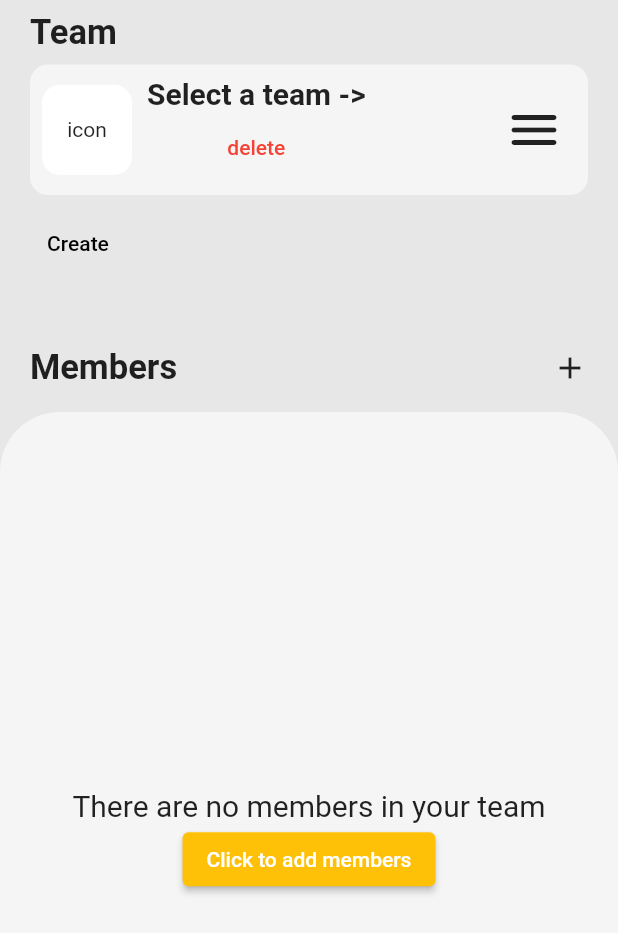
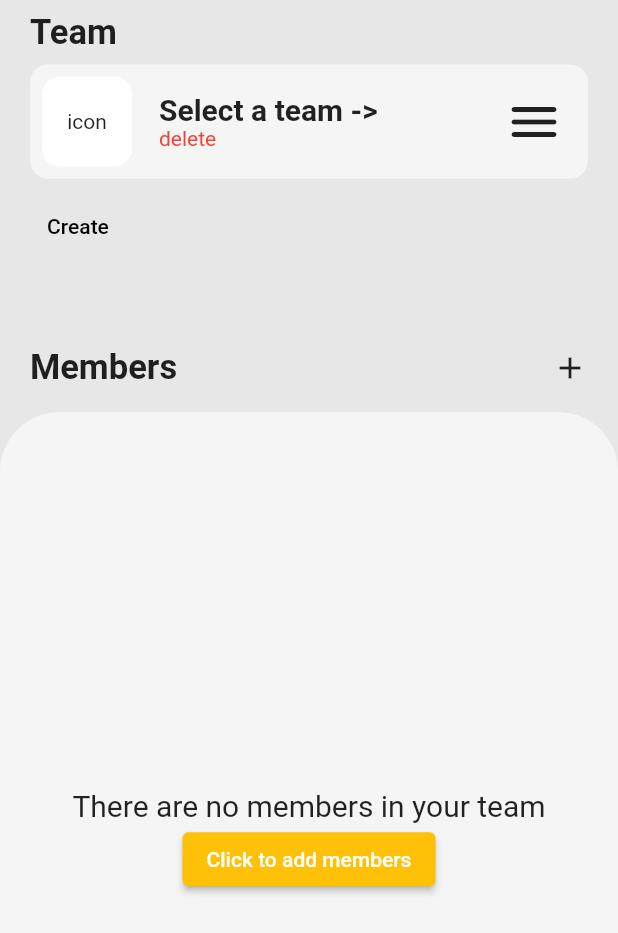
Before and after one commit to Blasix/group_planner_app, a Flutter app: the TeamScreen screen opened directly, on a phone screen of 412 x 824 dp. Shown: the top 933 px of the screen. Run offline on Flutter 3.47's test engine with Material 2 defaults, Android fonts, the phone set to English and light mode, and no system bars; our stand-ins replace awesome_snackbar_content, cloud_firestore, firebase_auth, firebase_core, firebase_storage, flutter_spinkit and 6 more; accounts and stored records are empty.

```diff
--- a/lib/screens/auth/login.dart
+++ b/lib/screens/auth/login.dart
@@ -2,10 +2,10 @@ import 'package:awesome_snackbar_content/awesome_snackbar_content.dart';
 import 'package:firebase_auth/firebase_auth.dart';
 import 'package:flutter/material.dart';
 import 'package:group_planner_app/consts/loading_manager.dart';
+import 'package:group_planner_app/fetch.dart';
 import 'package:group_planner_app/screens/auth/other_button.dart';
 import 'package:group_planner_app/screens/auth/recovery_password.dart';
 import 'package:group_planner_app/screens/auth/register.dart';
-import 'package:group_planner_app/screens/btm_bar.dart';
 import 'package:form_validator/form_validator.dart';
 
 import '../../consts/firebase_consts.dart';
@@ -41,7 +41,7 @@ class _LoginScreenState extends State<LoginScreen> {
         );
         Navigator.of(context).pushReplacement(
           MaterialPageRoute(
-            builder: (context) => const BottomBarScreen(),
+            builder: (context) => const Fetch(),
           ),
         );
       } on FirebaseException catch (error) {
--- a/lib/screens/auth/register.dart
+++ b/lib/screens/auth/register.dart
@@ -8,8 +8,8 @@ import 'package:group_planner_app/screens/auth/login.dart';
 import 'package:group_planner_app/screens/auth/recovery_password.dart';
 
 import '../../consts/firebase_consts.dart';
+import '../../fetch.dart';
 import '../../services/global_methods.dart';
-import '../btm_bar.dart';
 import 'other_button.dart';
 
 class RegisterScreen extends StatefulWidget {
@@ -69,7 +69,7 @@ class _RegisterScreenState extends State<RegisterScreen> {
         });
         Navigator.of(context).pushReplacement(
           MaterialPageRoute(
-            builder: (context) => const BottomBarScreen(),
+            builder: (context) => const Fetch(),
           ),
         );
       } on FirebaseException catch (error) {
--- a/lib/screens/team.dart
+++ b/lib/screens/team.dart
@@ -150,23 +150,30 @@ class _TeamScreenState extends State<TeamScreen> {
                                 const SizedBox(
                                   width: 10,
                                 ),
-                                Column(
-                                  mainAxisAlignment:
-                                      MainAxisAlignment.spaceBetween,
+                                SizedBox(
+                                  width: 200,
+                                  child: Padding(
+                                    padding: const EdgeInsets.only(left: 8.0),
+                                    child: Column(
+                                      crossAxisAlignment:
+                                          CrossAxisAlignment.start,
                                       children: [
-                                    Text(
+                                        FittedBox(
+                                          fit: BoxFit.fitWidth,
+                                          child: Text(
                                             selectedTeam.name,
                                             style: kTitleTextStyle,
                                           ),
+                                        ),
                                         Visibility(
-                                        visible:
-                                            (selectedTeam.leader == user!.uid),
-                                        child: TextButton(
-                                          onPressed: () {
+                                            visible: (selectedTeam.leader ==
+                                                user!.uid),
+                                            child: InkWell(
+                                              onTap: () {
                                                 GlobalMethods.confirm(
                                                     context: context,
                                                     message:
-                                                    'Are you sure you want to delete ${selectedTeam.name}',
+                                                        'Are you sure you want to delete ${selectedTeam.name}?',
                                                     onTap: () async {
                                                       final uid = authInstance
                                                           .currentUser!.uid;
@@ -178,7 +185,8 @@ class _TeamScreenState extends State<TeamScreen> {
                                                         await FirebaseFirestore
                                                             .instance
                                                             .collection('teams')
-                                                        .doc(selectedTeam.uuid)
+                                                            .doc(selectedTeam
+                                                                .uuid)
                                                             .delete();
 
                                                         await FirebaseFirestore
@@ -199,7 +207,8 @@ class _TeamScreenState extends State<TeamScreen> {
                                                           message:
                                                               '${selectedTeam.name} has been deleted',
                                                           contentType:
-                                                          ContentType.success,
+                                                              ContentType
+                                                                  .success,
                                                         );
                                                       } on FirebaseException catch (error) {
                                                         GlobalMethods.dialog(
@@ -208,7 +217,8 @@ class _TeamScreenState extends State<TeamScreen> {
                                                           message:
                                                               '${error.message}',
                                                           contentType:
-                                                          ContentType.failure,
+                                                              ContentType
+                                                                  .failure,
                                                         );
                                                         setState(() {
                                                           _isLoading = false;
@@ -220,7 +230,8 @@ class _TeamScreenState extends State<TeamScreen> {
                                                           title: 'On snap!',
                                                           message: '$error',
                                                           contentType:
-                                                          ContentType.failure,
+                                                              ContentType
+                                                                  .failure,
                                                         );
                                                         setState(() {
                                                           _isLoading = false;
@@ -235,10 +246,13 @@ class _TeamScreenState extends State<TeamScreen> {
                                               },
                                               child: const Text(
                                                 'delete',
-                                            style: TextStyle(color: Colors.red),
+                                                style: TextStyle(
+                                                    color: Colors.red),
                                               ),
                                             )),
                                       ],
+                                    ),
+                                  ),
                                 ),
                                 const Spacer(),
                                 InkWell(
--- a/lib/widgets/team/select_team.dart
+++ b/lib/widgets/team/select_team.dart
@@ -1,3 +1,5 @@
+// ignore_for_file: use_build_context_synchronously
+
 import 'package:awesome_snackbar_content/awesome_snackbar_content.dart';
 import 'package:cloud_firestore/cloud_firestore.dart';
 import 'package:flutter/material.dart';
```
Also changed, not shown: lib/screens/inner/user/privacy.dart (added, +101 -0 lines), lib/screens/user.dart (+12 -4 lines). Lines whose indentation alone changed are shown as unchanged.
